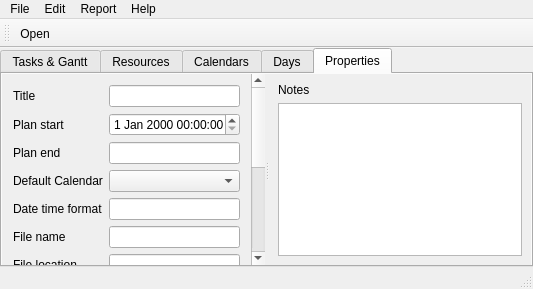
Qt form mainwindow.ui (roahanramesh/qplanner) before a commit.
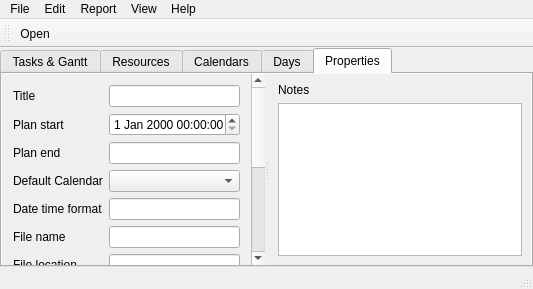
The same form after that commit. The open tabs and pages were chosen to show the change. Custom widgets are drawn as their Qt base class.

Commit message: Separated setup of default day-types and calendars from model constructors, and implemented showing undo stack view

Patch:
```diff
--- a/mainwindow.ui
+++ b/mainwindow.ui
@@ -428,9 +428,16 @@
      <string>Report</string>
     </property>
    </widget>
+   <widget class="QMenu" name="menuView">
+    <property name="title">
+     <string>View</string>
+    </property>
+    <addaction name="actionUndoStackView"/>
+   </widget>
    <addaction name="menuFile"/>
    <addaction name="menuEdit"/>
    <addaction name="menuReport"/>
+   <addaction name="menuView"/>
    <addaction name="menuHelp"/>
   </widget>
   <widget class="QToolBar" name="mainToolBar">
```
Left out of the diff: 39 changed lines with no effect on the pictures. The commit also changes 15 other files.
